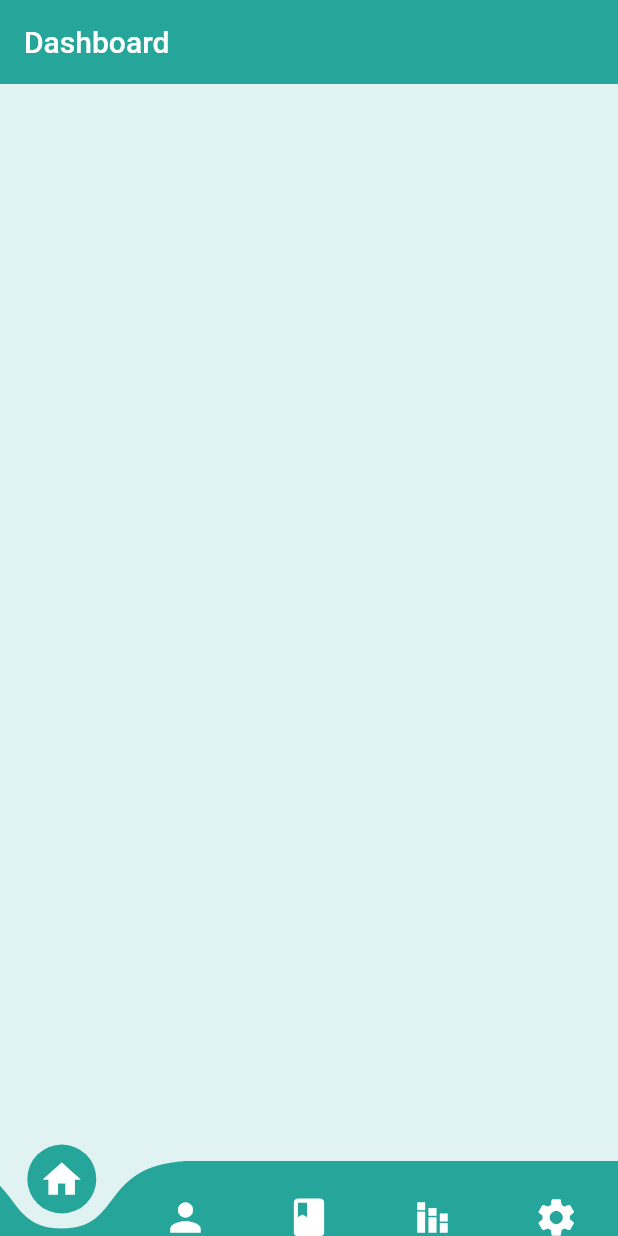
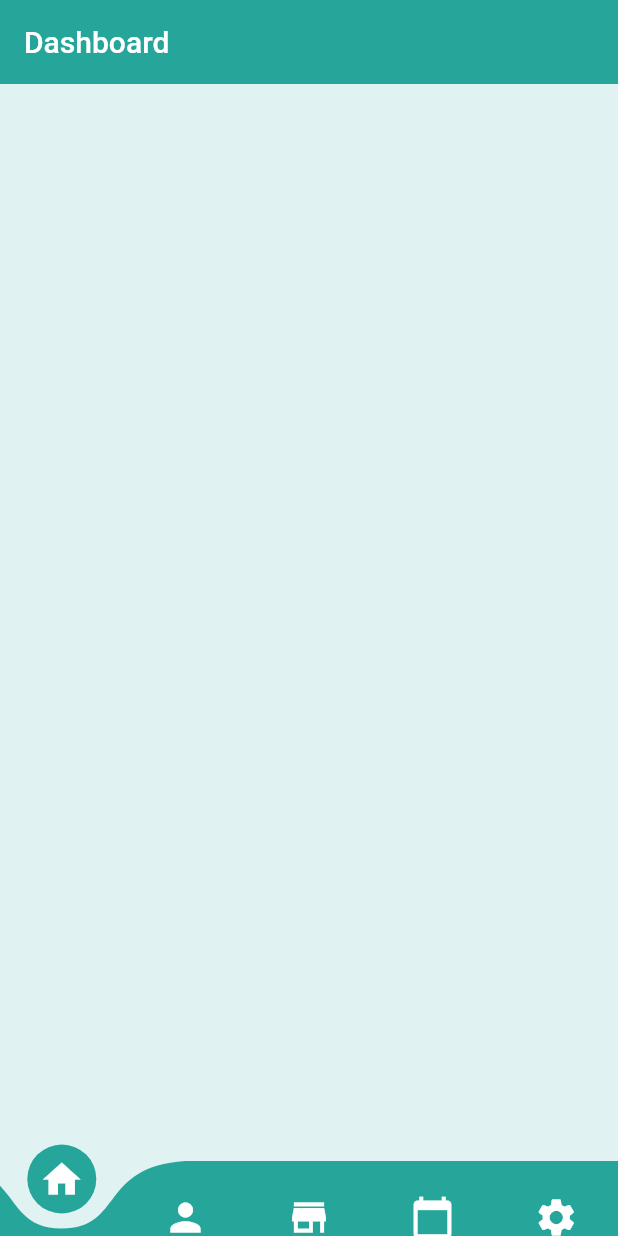
Before and after one commit to Mishe28/WorkScheduler, a Flutter app: the screen it shows after launch, on a phone screen of 412 x 824 dp. Run offline on Flutter 3.47's test engine with Material 2 defaults, Android fonts, the phone set to English and light mode, and no system bars; drawn by our look-alikes of curved_navigation_bar.

Commit message:
Corrección de nombres en archivos
Se corrigió los nombres de los archivos para evitar confusiones, y también se modificó el orden de los botones, y se agregó un botón para productos.

```diff
--- a/nav_bar/lib/configurarpagina.dart
+++ b/nav_bar/lib/dashboard.dart
@@ -1,20 +1,28 @@
 import 'package:flutter/material.dart'; // importa del main
 
-class ConfigurarPagina extends StatelessWidget {
+class Dashboard extends StatelessWidget {
+  const Dashboard({Key? key}) : super(key: key);
+
   // para importar en el main hay  q poner lo mswimo
   @override
   Widget build(BuildContext context) {
+    //var black = Colors.black;
     return Scaffold(
       backgroundColor: Colors.teal.shade50, // fonde de la otra pagina
       appBar: AppBar(
+        shape: Border(
+          bottom: BorderSide(
+            color: Colors.teal.shade400,
+            width: 3
+            )
+          ),
         foregroundColor: Colors.white,
         backgroundColor: Colors.teal.shade400, //color background del titulo
-        title: Text("Reportes"),
+        title: const Text("Dashboard"),
         elevation: 0,
-
         //centerTitle: true,
       ),
-      //body: Text("Reportes",style: TextStyle(fontSize: 20),),
+      //body: Text("Dashboard"),
     );
   }
 }
--- a/nav_bar/lib/main.dart
+++ b/nav_bar/lib/main.dart
@@ -1,17 +1,19 @@
 import 'package:flutter/material.dart';
 import 'package:curved_navigation_bar/curved_navigation_bar.dart';
 
-import 'buscarpagina.dart';
-import 'configurarpagina.dart';
-import 'menupagina.dart';
-import 'otroboton.dart';
-import 'paginafavorita.dart';
+import 'contactos.dart';
+import 'actividades.dart';
+import 'dashboard.dart';
+import 'settings.dart';
+import 'productos.dart';
 
 void main() {
-  runApp(MaterialApp(debugShowCheckedModeBanner: false, home: NavBar()));
+  runApp(const MaterialApp(debugShowCheckedModeBanner: false, home: NavBar()));
 }
 
 class NavBar extends StatefulWidget {
+  const NavBar({Key? key}) : super(key: key);
+
   @override
   State<NavBar> createState() => _NavBarState();
 }
@@ -22,11 +24,11 @@ class _NavBarState extends State<NavBar> {
 
   //Aplastamos Iconos y nos lleva a  otro lado
   final screens = [
-    MenuPagina(),
-    BuscarPagina(), //Estos son los Iconos para importar tiene que estar en verde
-    PaginaFavorita(),
-    ConfigurarPagina(),
-    OtroBoton(),
+    const Dashboard(),
+    const Contactos(), //Estos son los Iconos para importar tiene que estar en verde
+    const Productos(),
+    const Actividades(),
+    const Settings(),
   ];
   //Aplastamos Iconos y nos lleva a  otro lado
 
@@ -34,11 +36,11 @@ class _NavBarState extends State<NavBar> {
   Widget build(BuildContext context) {
 //  Crear  Iconos
     final items = <Widget>[
-      Icon(Icons.home, size: 30),
-      Icon(Icons.person, size: 30),
-      Icon(Icons.book, size: 30),
-      Icon(Icons.stacked_bar_chart_outlined, size: 30), // 5 iconos igual a 5 paginas
-      Icon(Icons.settings, size: 30),
+      const Icon(Icons.home, size: 30),
+      const Icon(Icons.person, size: 30),
+      const Icon(Icons.store, size: 30),
+      const Icon(Icons.calendar_today, size: 30), // 5 iconos igual a 5 paginas
+      const Icon(Icons.settings, size: 30),
     ];
 
 //  Crear  Iconos
@@ -49,7 +51,7 @@ class _NavBarState extends State<NavBar> {
       body: screens[index],
       bottomNavigationBar: Theme(
         data: Theme.of(context).copyWith(
-          iconTheme: IconThemeData(color: Colors.white),
+          iconTheme: const IconThemeData(color: Colors.white),
         ),
         child: CurvedNavigationBar(
           key: navigationKey,
@@ -57,7 +59,7 @@ class _NavBarState extends State<NavBar> {
           backgroundColor: Colors.teal.shade50,
           height: 50,
           animationCurve: Curves.easeInOut,
-          animationDuration: Duration(milliseconds: 300),
+          animationDuration: const Duration(milliseconds: 300),
           index: index,
           items: items,
           onTap: (index) => setState(() => this.index = index),
--- a/nav_bar/lib/menupagina.dart
+++ b/nav_bar/lib/productos.dart
@@ -1,26 +1,22 @@
 import 'package:flutter/material.dart'; // importa del main
 
-class MenuPagina extends StatelessWidget {
+class Productos extends StatelessWidget {
+  const Productos({Key? key}) : super(key: key);
+
   // para importar en el main hay  q poner lo mswimo
   @override
   Widget build(BuildContext context) {
-    var black = Colors.black;
     return Scaffold(
       backgroundColor: Colors.teal.shade50, // fonde de la otra pagina
       appBar: AppBar(
-        shape: Border(
-          bottom: BorderSide(
-            color: Colors.teal.shade400,
-            width: 3
-            )
-          ),
         foregroundColor: Colors.white,
         backgroundColor: Colors.teal.shade400, //color background del titulo
-        title: Text("Dashboard"),
+        title: const Text("Productos"),
         elevation: 0,
+
         //centerTitle: true,
       ),
-      //body: Text("Dashboard"),
+      //body: Text("Reportes",style: TextStyle(fontSize: 20),),
     );
   }
 }
```
Also changed, not shown: nav_bar/lib/actividades.dart (added, +22 -0 lines), nav_bar/lib/contactos.dart (renamed from nav_bar/lib/buscarpagina.dart, +5 -4 lines), nav_bar/lib/otroboton.dart (deleted, +0 -12 lines), nav_bar/lib/settings.dart (renamed from nav_bar/lib/paginafavorita.dart, +5 -3 lines), 1 other file.
